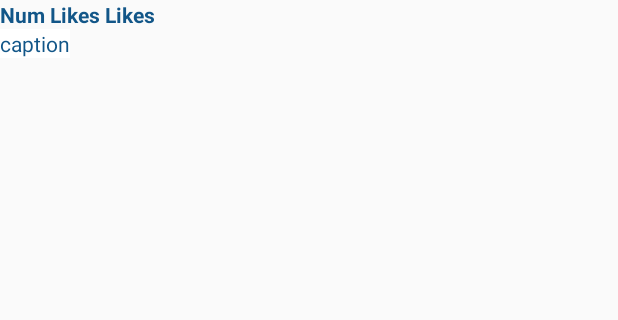
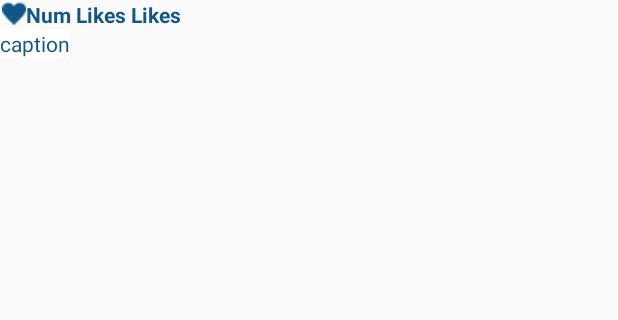
Before and after one commit to ipande/InstagramClient, an Android app: the layout instalayoutitem.xml on its own in the app's theme, with its tools: preview values and no code run, on a phone screen of 412 x 824 dp, the part 72-392 px from its top. Run offline under Robolectric (Android 15) with nearby library versions, the phone set to English and light mode, and no system bars; plain views replace RoundedImageView.

Commit message:
Added heart icon for likes

```diff
--- a/app/src/main/java/com/ishan/instagramclient/InstagramPhotosAdapter.java
+++ b/app/src/main/java/com/ishan/instagramclient/InstagramPhotosAdapter.java
@@ -45,8 +45,8 @@ public class InstagramPhotosAdapter extends ArrayAdapter<InstagramPhoto>{
         // Populate the data into the template view using the data object
         holder.tvUserName.setText(photo.getUserName());
         holder.tvCaption.setText(photo.getCaption());
-        Log.d(Constants.APP_TAG,"likes: "+ photo.getLikesCount());
-        holder.tvNumLikes.setText(""+photo.getLikesCount());
+
+        holder.tvNumLikes.setText(" "+photo.getLikesCount());
 
         // clear prev image (if any)
         holder.ivPhoto.setImageResource(0);
--- a/app/src/main/res/layout/instalayoutitem.xml
+++ b/app/src/main/res/layout/instalayoutitem.xml
@@ -58,9 +58,11 @@
         android:layout_width="wrap_content"
         android:layout_height="wrap_content"
         android:textAppearance="?android:attr/textAppearanceSmall"
+        android:paddingLeft="1dp"
         android:text="Num Likes"
         android:id="@+id/tvNumLikes"
         android:textColor="#125688"
+        android:drawableLeft="@drawable/likeicon_1"
         android:layout_below="@+id/ivInstaImage"
         android:layout_alignParentLeft="true"
         android:textStyle="bold" />
```
Also changed, not shown: app/src/main/res/drawable/likeicon_1.png (added).
